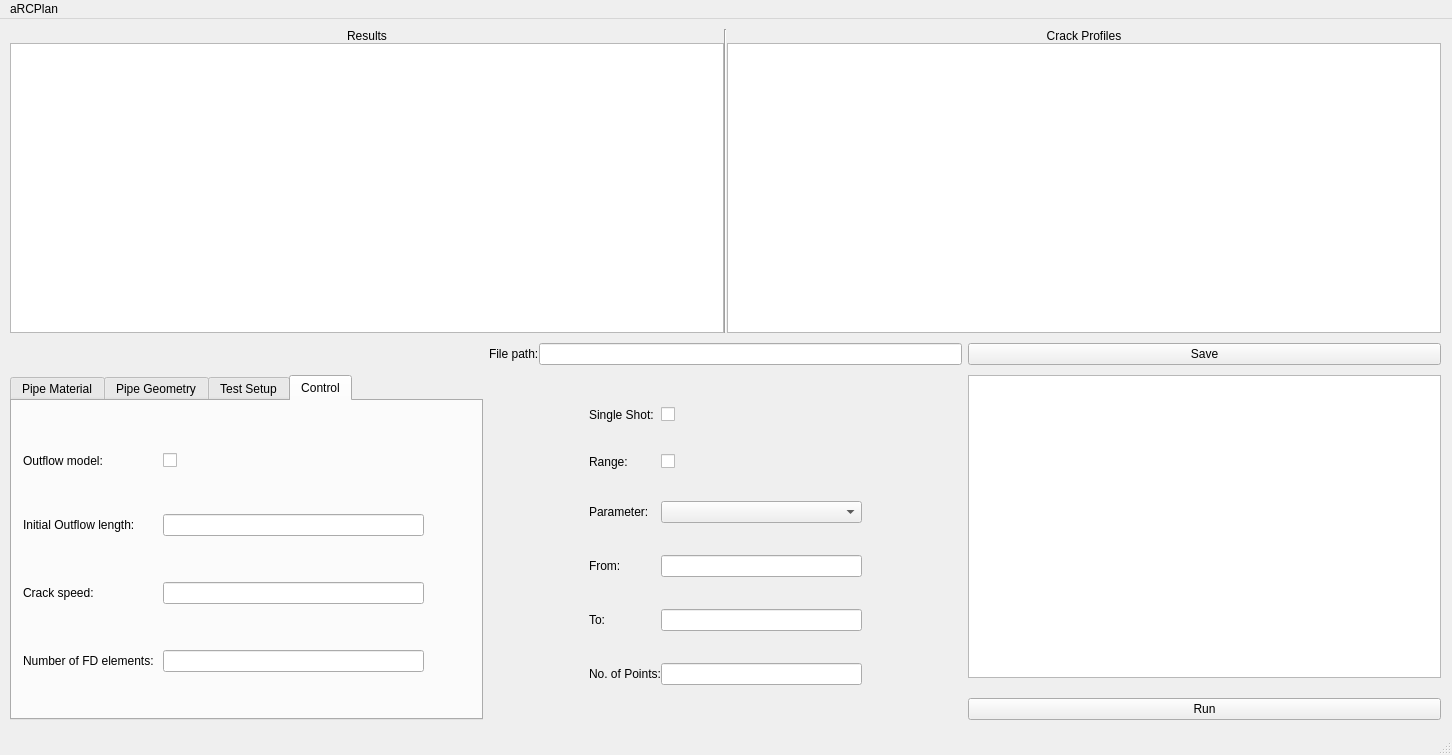
Qt form guimain.ui (FraserEdwards/aRCPlanQt) before a commit.
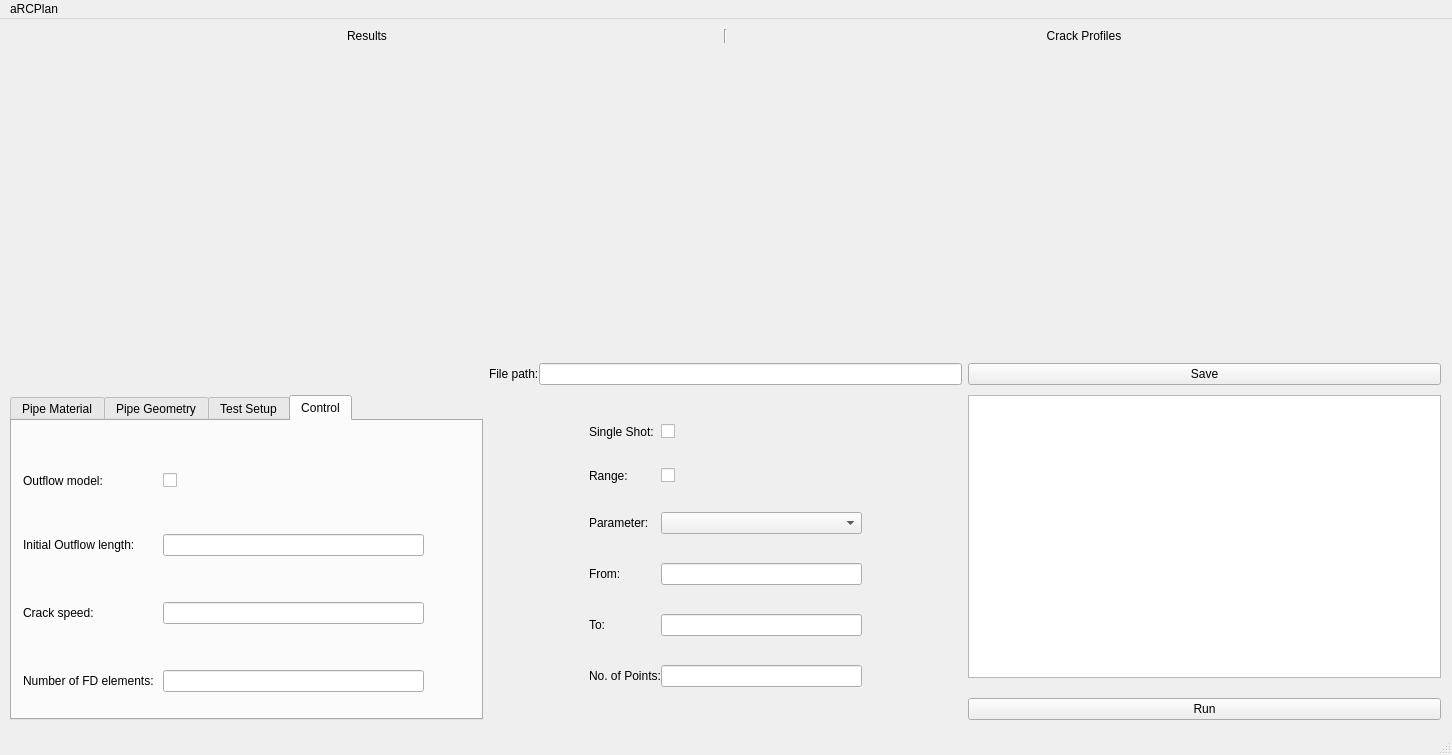
The same form after that commit. Custom widgets are drawn as their Qt base class.

Commit message: Creates two plots and outputs

What changed in the file:
```diff
--- a/guimain.ui
+++ b/guimain.ui
@@ -23,7 +23,7 @@
       <height>691</height>
      </rect>
     </property>
-    <layout class="QGridLayout" name="gridLayout_8" rowstretch="0,0,0,0,0">
+    <layout class="QGridLayout" name="gridLayout_8" rowstretch="0,0,0,0,0,0,0">
      <property name="sizeConstraint">
       <enum>QLayout::SetNoConstraint</enum>
      </property>
@@ -33,7 +33,195 @@
      <property name="verticalSpacing">
       <number>10</number>
      </property>
-     <item row="2" column="0" rowspan="3">
+     <item row="1" column="2">
+      <widget class="QCustomPlot" name="Resultsplot" native="true">
+       <property name="minimumSize">
+        <size>
+         <width>465</width>
+         <height>300</height>
+        </size>
+       </property>
+      </widget>
+     </item>
+     <item row="1" column="0">
+      <widget class="QCustomPlot" name="Profileplot" native="true">
+       <property name="enabled">
+        <bool>true</bool>
+       </property>
+       <property name="minimumSize">
+        <size>
+         <width>465</width>
+         <height>300</height>
+        </size>
+       </property>
+      </widget>
+     </item>
+     <item row="3" column="2">
+      <widget class="QPushButton" name="Save">
+       <property name="text">
+        <string>Save</string>
+       </property>
+      </widget>
+     </item>
+     <item row="3" column="1">
+      <layout class="QHBoxLayout" name="horizontalLayout">
+       <item>
+        <widget class="QLabel" name="label_3">
+         <property name="text">
+          <string>File path:</string>
+         </property>
+        </widget>
+       </item>
+       <item>
+        <widget class="QLineEdit" name="filepath"/>
+       </item>
+      </layout>
+     </item>
+     <item row="4" column="2">
+      <widget class="QTableWidget" name="Resultstable"/>
+     </item>
+     <item row="0" column="0" colspan="3">
+      <layout class="QGridLayout" name="gridLayout" rowstretch="0,0">
+       <property name="bottomMargin">
+        <number>0</number>
+       </property>
+       <property name="verticalSpacing">
+        <number>0</number>
+       </property>
+       <item row="0" column="2">
+        <widget class="QLabel" name="label_22">
+         <property name="text">
+          <string>Crack Profiles</string>
+         </property>
+         <property name="alignment">
+          <set>Qt::AlignCenter</set>
+         </property>
+        </widget>
+       </item>
+       <item row="0" column="1" rowspan="2">
+        <widget class="Line" name="line_2">
+         <property name="orientation">
+          <enum>Qt::Vertical</enum>
+         </property>
+        </widget>
+       </item>
+       <item row="0" column="0">
+        <widget class="QLabel" name="label_23">
+         <property name="text">
+          <string>Results</string>
+         </property>
+         <property name="alignment">
+          <set>Qt::AlignCenter</set>
+         </property>
+        </widget>
+       </item>
+      </layout>
+     </item>
+     <item row="4" column="1" rowspan="3">
+      <layout class="QGridLayout" name="gridLayout_6" rowstretch="0,0,0,0,0,0,0,0">
+       <property name="leftMargin">
+        <number>100</number>
+       </property>
+       <property name="rightMargin">
+        <number>100</number>
+       </property>
+       <property name="horizontalSpacing">
+        <number>0</number>
+       </property>
+       <item row="0" column="0" colspan="2">
+        <widget class="QLabel" name="label_2">
+         <property name="text">
+          <string>Single Shot:</string>
+         </property>
+        </widget>
+       </item>
+       <item row="1" column="0">
+        <widget class="QLabel" name="label">
+         <property name="text">
+          <string>Range:</string>
+         </property>
+        </widget>
+       </item>
+       <item row="5" column="0">
+        <widget class="QLabel" name="label_8">
+         <property name="text">
+          <string>From:</string>
+         </property>
+         <property name="alignment">
+          <set>Qt::AlignLeading|Qt::AlignLeft|Qt::AlignVCenter</set>
+         </property>
+        </widget>
+       </item>
+       <item row="5" column="3">
+        <widget class="QLineEdit" name="from"/>
+       </item>
+       <item row="6" column="0">
+        <widget class="QLabel" name="label_9">
+         <property name="text">
+          <string>To:</string>
+         </property>
+         <property name="alignment">
+          <set>Qt::AlignLeading|Qt::AlignLeft|Qt::AlignVCenter</set>
+         </property>
+        </widget>
+       </item>
+       <item row="6" column="3">
+        <widget class="QLineEdit" name="to"/>
+       </item>
+       <item row="7" column="0" colspan="3">
+        <widget class="QLabel" name="label_10">
+         <property name="text">
+          <string>No. of Points:</string>
+         </property>
+        </widget>
+       </item>
+       <item row="7" column="3">
+        <widget class="QLineEdit" name="noofpoints"/>
+       </item>
+       <item row="2" column="0">
+        <widget class="QLabel" name="label_7">
+         <property name="text">
+          <string>Parameter:</string>
+         </property>
+        </widget>
+       </item>
+       <item row="2" column="3">
+        <widget class="QComboBox" name="parameter">
+         <property name="frame">
+          <bool>true</bool>
+         </property>
+        </widget>
+       </item>
+       <item row="0" column="3">
+        <widget class="QCheckBox" name="singlemode">
+         <property name="text">
+          <string/>
+         </property>
+        </widget>
+       </item>
+       <item row="1" column="3">
+        <widget class="QCheckBox" name="rangemode">
+         <property name="text">
+          <string/>
+         </property>
+        </widget>
+       </item>
+      </layout>
+     </item>
+     <item row="6" column="2">
+      <widget class="QPushButton" name="Runbutton">
+       <property name="sizePolicy">
+        <sizepolicy hsizetype="Minimum" vsizetype="Fixed">
+         <horstretch>0</horstretch>
+         <verstretch>0</verstretch>
+        </sizepolicy>
+       </property>
+       <property name="text">
+        <string>Run</string>
+       </property>
+      </widget>
+     </item>
+     <item row="4" column="0" rowspan="3">
       <widget class="QTabWidget" name="tabs">
        <property name="currentIndex">
         <number>3</number>
@@ -364,177 +552,6 @@
        </widget>
       </widget>
      </item>
-     <item row="2" column="1" rowspan="3">
-      <layout class="QGridLayout" name="gridLayout_6" rowstretch="0,0,0,0,0,0,0,0">
-       <property name="leftMargin">
-        <number>100</number>
-       </property>
-       <property name="rightMargin">
-        <number>100</number>
-       </property>
-       <property name="horizontalSpacing">
-        <number>0</number>
-       </property>
-       <item row="0" column="0" colspan="2">
-        <widget class="QLabel" name="label_2">
-         <property name="text">
-          <string>Single Shot:</string>
-         </property>
-        </widget>
-       </item>
-       <item row="1" column="0">
-        <widget class="QLabel" name="label">
-         <property name="text">
-          <string>Range:</string>
-         </property>
-        </widget>
-       </item>
-       <item row="5" column="0">
-        <widget class="QLabel" name="label_8">
-         <property name="text">
-          <string>From:</string>
-         </property>
-         <property name="alignment">
-          <set>Qt::AlignLeading|Qt::AlignLeft|Qt::AlignVCenter</set>
-         </property>
-        </widget>
-       </item>
-       <item row="5" column="3">
-        <widget class="QLineEdit" name="from"/>
-       </item>
-       <item row="6" column="0">
-        <widget class="QLabel" name="label_9">
-         <property name="text">
-          <string>To:</string>
-         </property>
-         <property name="alignment">
-          <set>Qt::AlignLeading|Qt::AlignLeft|Qt::AlignVCenter</set>
-         </property>
-        </widget>
-       </item>
-       <item row="6" column="3">
-        <widget class="QLineEdit" name="to"/>
-       </item>
-       <item row="7" column="0" colspan="3">
-        <widget class="QLabel" name="label_10">
-         <property name="text">
-          <string>No. of Points:</string>
-         </property>
-        </widget>
-       </item>
-       <item row="7" column="3">
-        <widget class="QLineEdit" name="noofpoints"/>
-       </item>
-       <item row="2" column="0">
-        <widget class="QLabel" name="label_7">
-         <property name="text">
-          <string>Parameter:</string>
-         </property>
-        </widget>
-       </item>
-       <item row="2" column="3">
-        <widget class="QComboBox" name="parameter">
-         <property name="frame">
-          <bool>true</bool>
-         </property>
-        </widget>
-       </item>
-       <item row="0" column="3">
-        <widget class="QCheckBox" name="singlemode">
-         <property name="text">
-          <string/>
-         </property>
-        </widget>
-       </item>
-       <item row="1" column="3">
-        <widget class="QCheckBox" name="rangemode">
-         <property name="text">
-          <string/>
-         </property>
-        </widget>
-       </item>
-      </layout>
-     </item>
-     <item row="4" column="2">
-      <widget class="QPushButton" name="Runbutton">
-       <property name="sizePolicy">
-        <sizepolicy hsizetype="Minimum" vsizetype="Fixed">
-         <horstretch>0</horstretch>
-         <verstretch>0</verstretch>
-        </sizepolicy>
-       </property>
-       <property name="text">
-        <string>Run</string>
-       </property>
-      </widget>
-     </item>
-     <item row="0" column="0" colspan="3">
-      <layout class="QGridLayout" name="gridLayout" rowstretch="0,0">
-       <property name="bottomMargin">
-        <number>0</number>
-       </property>
-       <property name="verticalSpacing">
-        <number>0</number>
-       </property>
-       <item row="0" column="0">
-        <widget class="QLabel" name="label_23">
-         <property name="text">
-          <string>Results</string>
-         </property>
-         <property name="alignment">
-          <set>Qt::AlignCenter</set>
-         </property>
-        </widget>
-       </item>
-       <item row="0" column="1" rowspan="2">
-        <widget class="Line" name="line_2">
-         <property name="orientation">
-          <enum>Qt::Vertical</enum>
-         </property>
-        </widget>
-       </item>
-       <item row="0" column="2">
-        <widget class="QLabel" name="label_22">
-         <property name="text">
-          <string>Crack Profiles</string>
-         </property>
-         <property name="alignment">
-          <set>Qt::AlignCenter</set>
-         </property>
-        </widget>
-       </item>
-       <item row="1" column="0">
-        <widget class="QGraphicsView" name="Profileview"/>
-       </item>
-       <item row="1" column="2">
-        <widget class="QGraphicsView" name="Resultsview"/>
-       </item>
-      </layout>
-     </item>
-     <item row="2" column="2">
-      <widget class="QTableWidget" name="Resultstable"/>
-     </item>
-     <item row="1" column="2">
-      <widget class="QPushButton" name="Save">
-       <property name="text">
-        <string>Save</string>
-       </property>
-      </widget>
-     </item>
-     <item row="1" column="1">
-      <layout class="QHBoxLayout" name="horizontalLayout">
-       <item>
-        <widget class="QLabel" name="label_3">
-         <property name="text">
-          <string>File path:</string>
-         </property>
-        </widget>
-       </item>
-       <item>
-        <widget class="QLineEdit" name="filepath"/>
-       </item>
-      </layout>
-     </item>
     </layout>
    </widget>
   </widget>
@@ -556,6 +573,14 @@
   </widget>
   <widget class="QStatusBar" name="statusBar"/>
  </widget>
+ <customwidgets>
+  <customwidget>
+   <class>QCustomPlot</class>
+   <extends>QWidget</extends>
+   <header>../../qcustomplot.h</header>
+   <container>1</container>
+  </customwidget>
+ </customwidgets>
  <resources/>
  <connections/>
 </ui>
```
The commit also changes 5 other files.
